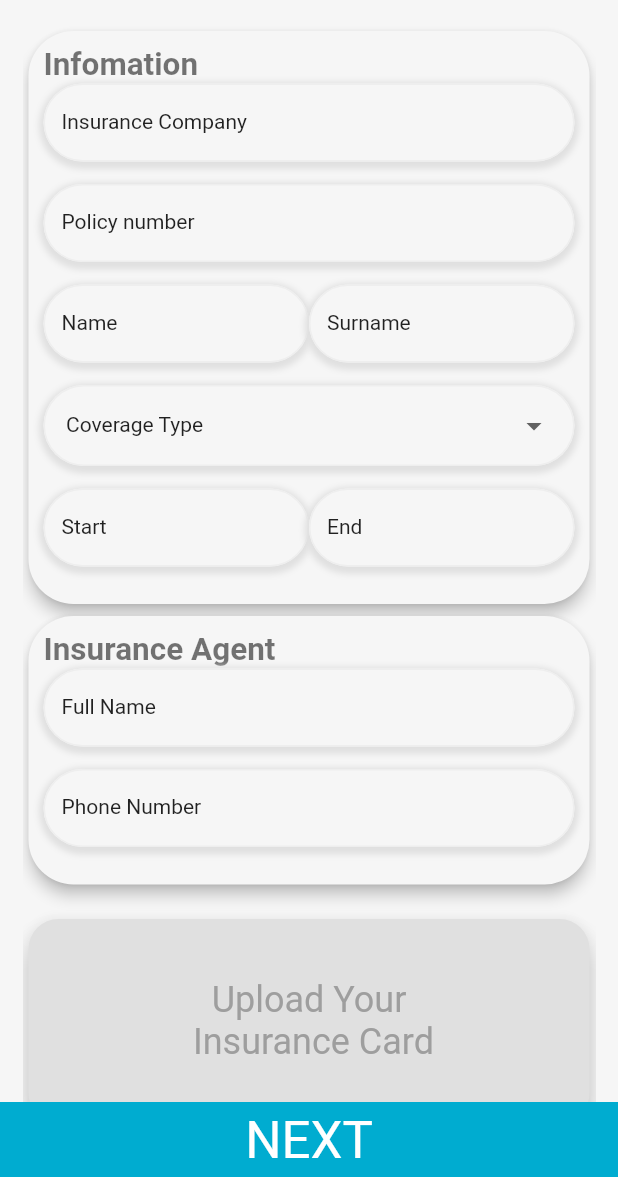
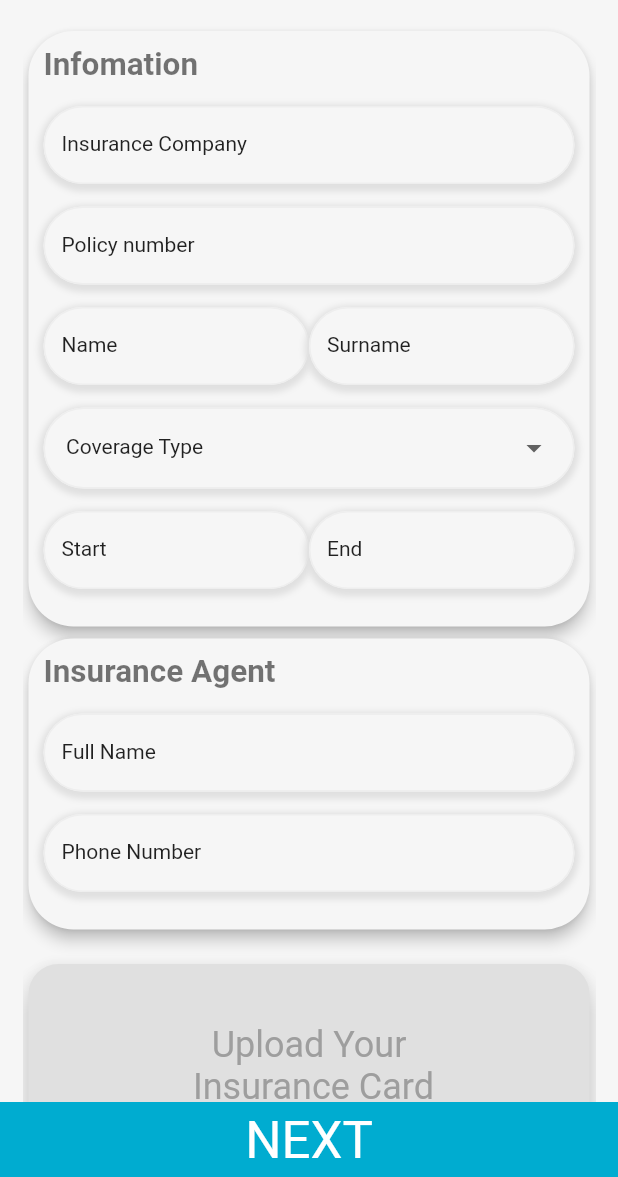
Before and after one commit to kungpotato/emer_app, a Flutter app: the InsuranceFromPage screen opened directly, on a phone screen of 412 x 824 dp, the part 59-1236 px from its top. Run offline on Flutter 3.47's test engine with Material 2 defaults, Android fonts, the phone set to English and light mode, and no system bars; drawn by our look-alikes of reactive_forms; our stand-ins replace adaptive_theme, cloud_firestore, connectivity_plus, dartz, firebase_auth, firebase_core and 14 more; missing offline and left inert: analyzer, build, source_gen; accounts and stored records are empty; generated files the repository leaves out were written again; Roboto replaces fonts that are missing (Prompt).

Commit message:
change theme

```diff
--- a/lib/pages/health_info_form_page.dart
+++ b/lib/pages/health_info_form_page.dart
@@ -192,6 +192,7 @@ class _UserProfileFormPageState extends State<HealthInfoFormPage> {
                 style: context.theme.textTheme.titleLarge,
               ),
             ),
+            SizedBox(height: 15),
             InputWidget<String>(
                 label: 'Chronic Disease', name: 'medicalHistory.chronic'),
             InputWidget<String>(
@@ -253,6 +254,7 @@ class _UserProfileFormPageState extends State<HealthInfoFormPage> {
                 ],
               ),
             ),
+            SizedBox(height: 15),
             ...formList.controls
                 .asMap()
                 .entries
@@ -346,6 +348,7 @@ class _UserProfileFormPageState extends State<HealthInfoFormPage> {
                 style: context.theme.textTheme.titleLarge,
               ),
             ),
+            SizedBox(height: 15),
             InputWidget<String>(
               label: 'Hospital Name 1',
               name: 'hospital1',
@@ -373,6 +376,7 @@ class _UserProfileFormPageState extends State<HealthInfoFormPage> {
                 style: context.theme.textTheme.titleLarge,
               ),
             ),
+            SizedBox(height: 15),
             InputWidget<String>(
               label: 'Emergency Number 1',
               name: 'phone1',
--- a/lib/pages/insuarance_form_page.dart
+++ b/lib/pages/insuarance_form_page.dart
@@ -24,12 +24,12 @@ final coverageList = [
 
 class InsuranceFromPage extends StatefulWidget {
   const InsuranceFromPage(
-      {super.key, this.data, this.profile, this.health, this.addAndBack});
+      {super.key, this.data, this.profile, this.health, this.hideSkip = false});
 
   final UserInsuranceData? data;
   final ProfileData? profile;
   final HealthInfoData? health;
-  final bool? addAndBack;
+  final bool? hideSkip;
 
   @override
   State<InsuranceFromPage> createState() => _InsuranceFromPageState();
@@ -107,7 +107,7 @@ class _InsuranceFromPageState extends State<InsuranceFromPage> {
     });
 
     if (widget.data == null) {
-      if (widget.addAndBack ?? false) {
+      if (widget.hideSkip ?? false) {
         FsRef.insurance(context.authStore.profile!.id!).add(data.toMap());
         Navigator.pop(context, true);
       } else {
@@ -174,6 +174,7 @@ class _InsuranceFromPageState extends State<InsuranceFromPage> {
               title: const Text('Insurance'),
               actions: [
                 if (widget.data == null)
+                  if (widget.hideSkip != true)
                     TextButton(
                         onPressed: () async {
                           await Navigator.push(
@@ -340,6 +341,7 @@ class _InsuranceFromPageState extends State<InsuranceFromPage> {
                 style: context.theme.textTheme.titleLarge,
               ),
             ),
+            SizedBox(height: 15),
             _buildAutoComplete(),
             InputWidget<String>(
               label: 'Policy number',
@@ -394,6 +396,7 @@ class _InsuranceFromPageState extends State<InsuranceFromPage> {
                 style: context.theme.textTheme.titleLarge,
               ),
             ),
+            SizedBox(height: 15),
             InputWidget<String>(
               label: 'Full Name',
               name: 'agentName',
--- a/lib/pages/user_profile_form_page.dart
+++ b/lib/pages/user_profile_form_page.dart
@@ -320,6 +320,7 @@ class _UserProfileFormPageState extends State<UserProfileFormPage> {
                 style: context.theme.textTheme.titleLarge,
               ),
             ),
+            SizedBox(height: 15),
             InputWidget<String>(
               label: 'Citizen Id',
               name: 'idCard',
@@ -431,6 +432,7 @@ class _UserProfileFormPageState extends State<UserProfileFormPage> {
                 style: context.theme.textTheme.titleLarge,
               ),
             ),
+            SizedBox(height: 15),
             InputWidget<String>(label: 'Address', name: 'address.address'),
             SizedBox(height: 15),
             Row(
@@ -547,6 +549,7 @@ class _UserProfileFormPageState extends State<UserProfileFormPage> {
                 style: context.theme.textTheme.titleLarge,
               ),
             ),
+            SizedBox(height: 15),
             InputWidget<String>(
               label: 'Phone Number',
               name: 'contact.phone',
```
Also changed, not shown: lib/pages/insuarance_page.dart (+8 -12 lines). Lines whose indentation alone changed are shown as unchanged.
